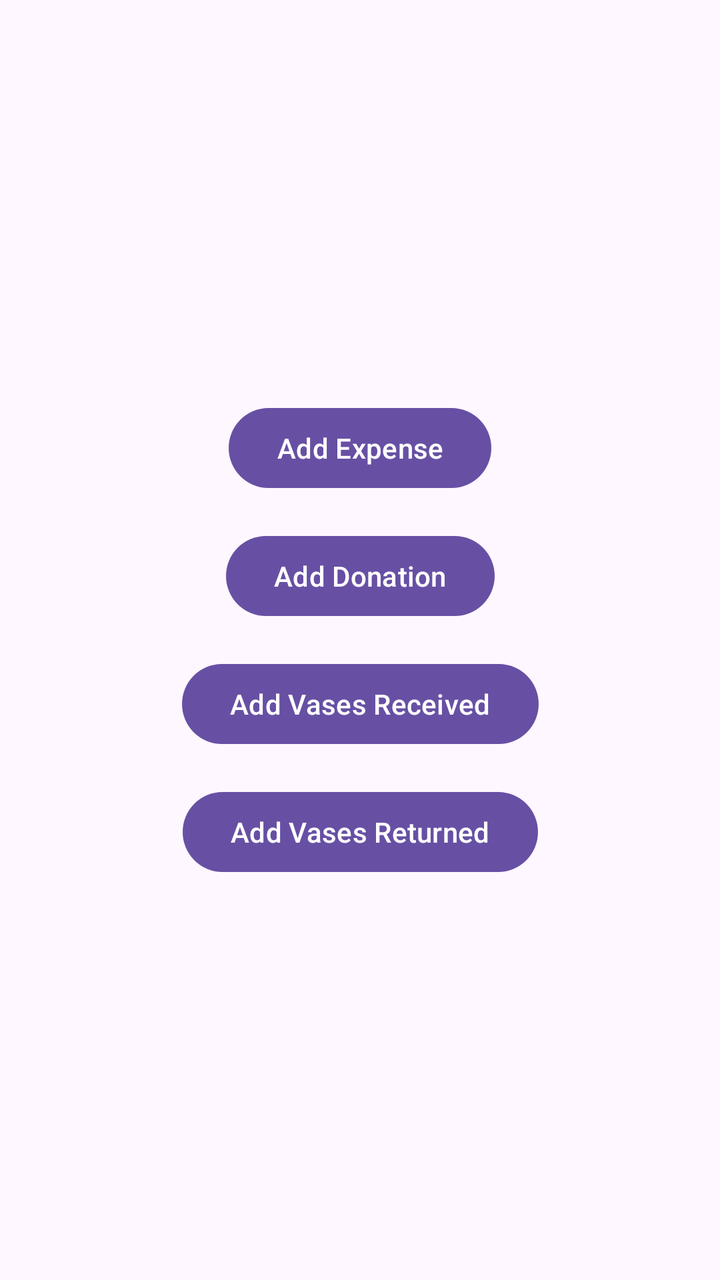
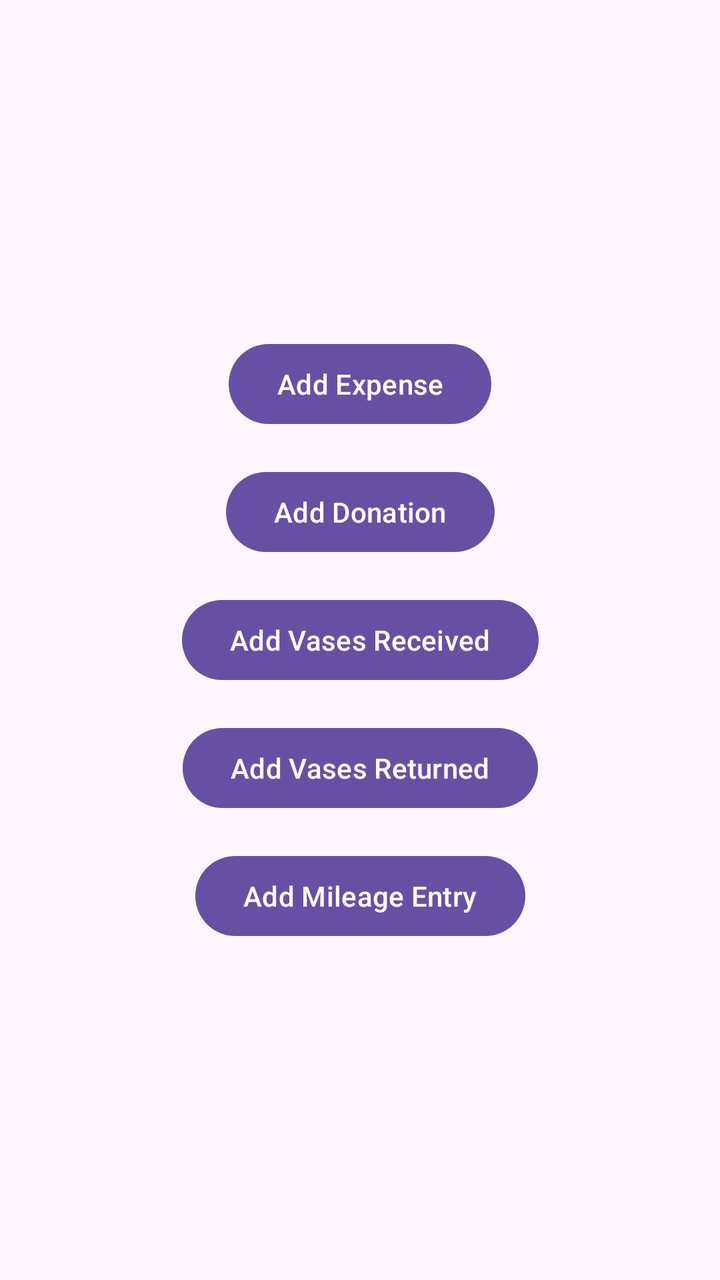

Two renders of the same Android screen: before a commit and after it. Below are the layout's source before the change and the commit's diff.
<!-- AndroidManifest.xml: application theme Theme.BAPOps -->
<!-- res/layout/activity_main.xml -->
<?xml version="1.0" encoding="utf-8"?>
<androidx.constraintlayout.widget.ConstraintLayout xmlns:android="http://schemas.android.com/apk/res/android"
    xmlns:app="http://schemas.android.com/apk/res-auto"
    xmlns:tools="http://schemas.android.com/tools"
    android:id="@+id/main"
    android:layout_width="match_parent"
    android:layout_height="match_parent"
    tools:context=".MainActivity">

    <Button
        android:id="@+id/addExpenseButton"
        android:layout_width="wrap_content"
        android:layout_height="wrap_content"
        android:text="Add Expense"
        app:layout_constraintTop_toTopOf="parent"
        app:layout_constraintBottom_toTopOf="@+id/addDonationButton"
        app:layout_constraintStart_toStartOf="parent"
        app:layout_constraintEnd_toEndOf="parent"
        app:layout_constraintVertical_chainStyle="packed" />

    <Button
        android:id="@+id/addDonationButton"
        android:layout_width="wrap_content"
        android:layout_height="wrap_content"
        android:layout_marginTop="16dp"
        android:text="Add Donation"
        app:layout_constraintTop_toBottomOf="@+id/addExpenseButton"
        app:layout_constraintBottom_toTopOf="@+id/addVaseReceivedButton"
        app:layout_constraintStart_toStartOf="parent"
        app:layout_constraintEnd_toEndOf="parent" />

    <Button
        android:id="@+id/addVaseReceivedButton"
        android:layout_width="wrap_content"
        android:layout_height="wrap_content"
        android:layout_marginTop="16dp"
        android:text="Add Vases Received"
        app:layout_constraintTop_toBottomOf="@+id/addDonationButton"
        app:layout_constraintBottom_toTopOf="@+id/addVaseReturnedButton"
        app:layout_constraintStart_toStartOf="parent"
        app:layout_constraintEnd_toEndOf="parent" />

    <Button
        android:id="@+id/addVaseReturnedButton"
        android:layout_width="wrap_content"
        android:layout_height="wrap_content"
        android:layout_marginTop="16dp"
        android:text="Add Vases Returned"
        app:layout_constraintTop_toBottomOf="@+id/addVaseReceivedButton"
        app:layout_constraintBottom_toBottomOf="parent"
        app:layout_constraintStart_toStartOf="parent"
        app:layout_constraintEnd_toEndOf="parent" />

</androidx.constraintlayout.widget.ConstraintLayout>
<!-- resources referenced by this layout -->
<resources>
  <style name="Theme.BAPOps" parent="Base.Theme.BAPOps" />
  <style name="Base.Theme.BAPOps" parent="Theme.Material3.DayNight.NoActionBar">
          
          
      </style>
</resources>

<!-- the commit's change to res/layout/activity_main.xml (unified diff, before → after) -->
@@ -47,6 +47,17 @@
         android:layout_marginTop="16dp"
         android:text="Add Vases Returned"
         app:layout_constraintTop_toBottomOf="@+id/addVaseReceivedButton"
+        app:layout_constraintBottom_toTopOf="@+id/addMileageButton"
+        app:layout_constraintStart_toStartOf="parent"
+        app:layout_constraintEnd_toEndOf="parent" />
+
+    <Button
+        android:id="@+id/addMileageButton"
+        android:layout_width="wrap_content"
+        android:layout_height="wrap_content"
+        android:layout_marginTop="16dp"
+        android:text="Add Mileage Entry"
+        app:layout_constraintTop_toBottomOf="@+id/addVaseReturnedButton"
         app:layout_constraintBottom_toBottomOf="parent"
         app:layout_constraintStart_toStartOf="parent"
         app:layout_constraintEnd_toEndOf="parent" />
